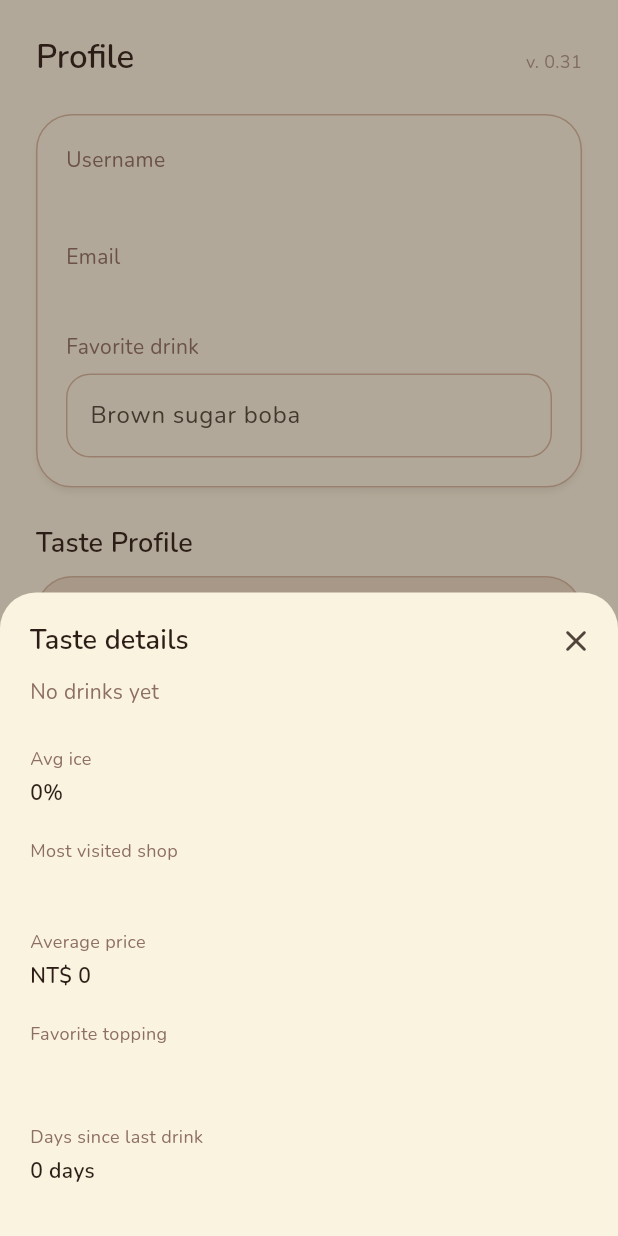
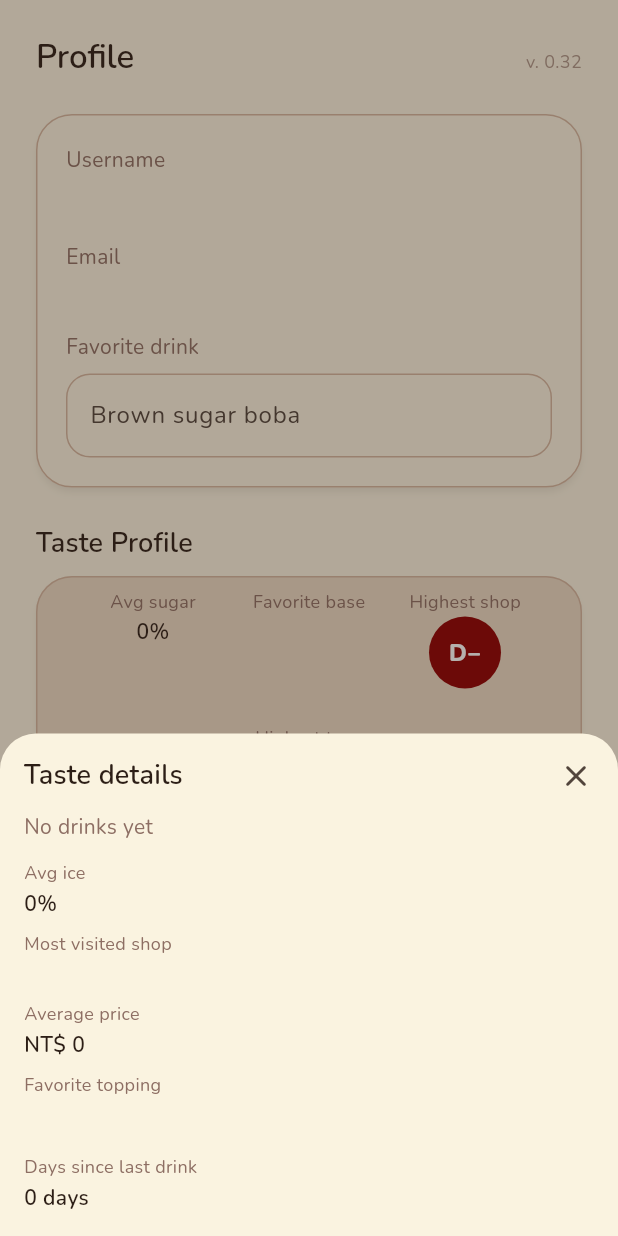
Before and after one commit to joshua-eversole/tea-ranker-app, a Flutter app: the ProfileScreen widget shown alone on an empty page, opened directly with empty values, after a tap on "More taste details", on a phone screen of 412 x 824 dp. Run offline on Flutter 3.47's test engine with Material 3 defaults, Android fonts, the phone set to English and light mode, and no system bars; our stand-ins replace go_router, image_picker, palette_generator, supabase_flutter; accounts and stored records are empty; network calls fail.

Commit message:
Cover-crop logos, tint default 75, denser taste profile (v. 0.32)
Home and shop logo circles fill and center-crop instead of letterboxing.
Default tint_strength is 75 (SQL updates rows still at 40). Friend/Profile
taste stats show a chain logo in place of a shop letter when one exists.

Co-authored-by: josh <josh@eversoles.org>

```diff
--- a/lib/data/shop_brands.dart
+++ b/lib/data/shop_brands.dart
@@ -28,11 +28,11 @@ const kHomeLogoCircleLeftShift = 10.0;
 /// Deeper cream mix than [kGradeWashMix] for the no-logo Home circle fill.
 const kHomeLogoCircleWashMix = 0.30;
 
-/// Logo page/row wash at default tint strength (40 → mix 0.40).
-const kLogoWashMix = 0.40;
+/// Logo page/row wash at default tint strength (75 → mix 0.75).
+const kLogoWashMix = 0.75;
 
 /// Stored `shop_brands.tint_strength` when the column is missing.
-const kDefaultTintStrength = 40;
+const kDefaultTintStrength = 75;
 
 /// Mix at tint strength 0 — a whisper of hue, not plain cream.
 const kLogoWashBarelyMix = 0.05;
@@ -45,7 +45,7 @@ int snapTintStrength(int? value) {
   return value.clamp(0, 100);
 }
 
-/// 0 → barely there; 40 → [kLogoWashMix]; 100 → full hue (then readable floor).
+/// 0 → barely there; 75 → [kLogoWashMix]; 100 → full hue (then readable floor).
 double logoWashMixFromStrength(int? strength) {
   final t = snapTintStrength(strength);
   if (t <= 0) return kLogoWashBarelyMix;
--- a/lib/screens/friend_taste_screen.dart
+++ b/lib/screens/friend_taste_screen.dart
@@ -113,7 +113,11 @@ class _FriendTasteScreenState extends State<FriendTasteScreen> {
                   style: Theme.of(context).textTheme.titleMedium,
                 ),
                 const SizedBox(height: 8),
-                TasteStatsCard(data: data),
+                TasteStatsCard(
+                  data: data,
+                  shopLogoUrl: (shop) =>
+                      widget.repo.publicLogoUrl(widget.repo.brandFor(shop)),
+                ),
                 const SizedBox(height: 28),
                 Text(
                   kFriendLastDrinksTitle,
--- a/lib/screens/profile_screen.dart
+++ b/lib/screens/profile_screen.dart
@@ -14,7 +14,7 @@ import '../widgets/topping_chip.dart';
 import '../widgets/topping_color_picker.dart';
 
 /// Hardcoded display; bump `v. 0.{PR}` on every new Origin PR.
-const kAppDisplayVersion = 'v. 0.31';
+const kAppDisplayVersion = 'v. 0.32';
 
 class ProfileScreen extends StatelessWidget {
   const ProfileScreen({super.key, required this.repo});
@@ -89,7 +89,10 @@ class ProfileScreen extends StatelessWidget {
                   style: Theme.of(context).textTheme.titleMedium,
                 ),
                 const SizedBox(height: 8),
-                TasteStatsCard(data: data),
+                TasteStatsCard(
+                  data: data,
+                  shopLogoUrl: (shop) => repo.publicLogoUrl(repo.brandFor(shop)),
+                ),
               ],
               const SizedBox(height: 24),
               Text(
--- a/lib/widgets/shop_logo_circle.dart
+++ b/lib/widgets/shop_logo_circle.dart
@@ -1,5 +1,6 @@
 import 'package:flutter/material.dart';
 
+import '../data/models.dart';
 import '../data/shop_brands.dart';
 import '../grading/grade.dart';
 import 'boba_cup_icon.dart';
@@ -64,6 +65,26 @@ class ShopLogoCircle extends StatelessWidget {
     );
   }
 
+  /// Fill the circle and center-crop. Never letterbox a rectangle inside the
+  /// disc (HTML `<img>` on web ignores [BoxFit.cover] unless we skip it).
+  Widget _coverCroppedLogo(String url) {
+    return ColoredBox(
+      color: _placeholder,
+      child: Image.network(
+        url,
+        key: const ValueKey('shopLogoCover'),
+        fit: BoxFit.cover,
+        width: size,
+        height: size,
+        alignment: Alignment.center,
+        filterQuality: FilterQuality.medium,
+        gaplessPlayback: true,
+        webHtmlElementStrategy: WebHtmlElementStrategy.never,
+        errorBuilder: (_, _, _) => _placeholderChild(),
+      ),
+    );
+  }
+
   /// Tight square disc. Home overhangs via a parent OverflowBox with a
   /// **bounded** height (Positioned top/bottom). Do not wrap this disc in
   /// OverflowBox — [OverflowBoxFit.max] + an unbounded header Row is infinite
@@ -71,23 +92,13 @@ class ShopLogoCircle extends StatelessWidget {
   Widget _squareDisc() {
     final url = logoUrl;
     final image = url != null && url.isNotEmpty
-        ? SizedBox.square(
-            dimension: size,
-            child: Image.network(
-              url,
-              fit: BoxFit.cover,
-              width: size,
-              height: size,
-              alignment: Alignment.center,
-              errorBuilder: (_, _, _) => _placeholderChild(),
-            ),
-          )
+        ? _coverCroppedLogo(url)
         : _placeholderChild();
     return SizedBox(
       key: const ValueKey('shopLogoDisc'),
       width: size,
       height: size,
-      child: ClipOval(child: image),
+      child: ClipOval(clipBehavior: Clip.antiAlias, child: image),
     );
   }
 
@@ -112,3 +123,33 @@ class ShopLogoCircle extends StatelessWidget {
     );
   }
 }
+
+/// Taste Profile / friend overlay: chain logo fills the letter circle when we
+/// already have one. No logo → keep the grade (or em dash).
+class ShopLetterOrLogo extends StatelessWidget {
+  const ShopLetterOrLogo({
+    super.key,
+    required this.shop,
+    required this.band,
+    required this.size,
+    this.logoUrl,
+  });
+
+  final ShopRow shop;
+  final AggregateBand? band;
+  final double size;
+  final String? logoUrl;
+
+  @override
+  Widget build(BuildContext context) {
+    final url = logoUrl?.trim();
+    if (url != null && url.isNotEmpty) {
+      return ShopLogoCircle(
+        size: size,
+        band: band,
+        logoUrl: url,
+      );
+    }
+    return GradeOrDash(band: band, size: size);
+  }
+}
--- a/lib/widgets/taste_details_sheet.dart
+++ b/lib/widgets/taste_details_sheet.dart
@@ -4,12 +4,19 @@ import '../data/models.dart';
 import '../data/taste_stats.dart';
 import '../theme/tokens.dart';
 import 'grade_circle.dart';
+import 'shop_logo_circle.dart';
 import 'shop_name_text.dart';
 import 'topping_chip.dart';
+
+const kTasteSheetHeaderPadding = EdgeInsets.fromLTRB(16, 4, 4, 0);
+const kTasteSheetListPadding = EdgeInsets.fromLTRB(16, 0, 16, 12);
+const kTasteDetailRowPadding = EdgeInsets.symmetric(vertical: 4);
+const kTasteTypeRankPadding = EdgeInsets.symmetric(vertical: 4);
 
 Future<void> showTasteDetailsSheet({
   required BuildContext context,
   required TasteProfile data,
+  String? Function(ShopRow shop)? shopLogoUrl,
 }) {
   return showModalBottomSheet<void>(
     context: context,
@@ -21,14 +28,22 @@ Future<void> showTasteDetailsSheet({
     shape: const RoundedRectangleBorder(
       borderRadius: BorderRadius.vertical(top: Radius.circular(AppRadii.card)),
     ),
-    builder: (context) => TasteDetailsSheet(data: data),
+    builder: (context) => TasteDetailsSheet(
+      data: data,
+      shopLogoUrl: shopLogoUrl,
+    ),
   );
 }
 
 class TasteDetailsSheet extends StatelessWidget {
-  const TasteDetailsSheet({super.key, required this.data});
+  const TasteDetailsSheet({
+    super.key,
+    required this.data,
+    this.shopLogoUrl,
+  });
 
   final TasteProfile data;
+  final String? Function(ShopRow shop)? shopLogoUrl;
 
   @override
   Widget build(BuildContext context) {
@@ -40,7 +55,7 @@ class TasteDetailsSheet extends StatelessWidget {
           mainAxisSize: MainAxisSize.min,
           children: [
             Padding(
-              padding: const EdgeInsets.fromLTRB(20, 8, 4, 0),
+              padding: kTasteSheetHeaderPadding,
               child: Row(
                 children: [
                   Expanded(
@@ -60,11 +75,11 @@ class TasteDetailsSheet extends StatelessWidget {
             Flexible(
               child: ListView(
                 shrinkWrap: true,
-                padding: const EdgeInsets.fromLTRB(20, 0, 20, 24),
+                padding: kTasteSheetListPadding,
                 children: [
                   if (data.isEmpty)
                     const Padding(
-                      padding: EdgeInsets.only(bottom: 16),
+                      padding: EdgeInsets.only(bottom: 8),
                       child: Text(
                         kNoDrinksYetCopy,
                         style: TextStyle(color: AppColors.chocolate),
@@ -90,7 +105,12 @@ class TasteDetailsSheet extends StatelessWidget {
                     _DetailRow(
                       label: favoriteShopLabelForBase(row.drinkType),
                       value: row.shop.displayName,
-                      trailing: GradeOrDash(band: row.band, size: 36),
+                      trailing: ShopLetterOrLogo(
+                        shop: row.shop,
+                        band: row.band,
+                        size: 36,
+                        logoUrl: shopLogoUrl?.call(row.shop),
+                      ),
                       valueWidget: ShopNameText(
                         shop: row.shop,
                         nameStyle: const TextStyle(
@@ -101,7 +121,7 @@ class TasteDetailsSheet extends StatelessWidget {
                     ),
                   if (data.teaTypeRankings.isNotEmpty) ...[
                     const Padding(
-                      padding: EdgeInsets.only(top: 6, bottom: 2),
+                      padding: EdgeInsets.only(top: 4, bottom: 0),
                       child: Text(
                         kTeaTypeRankingsLabel,
                         style: TextStyle(
@@ -151,7 +171,7 @@ class _TypeRankRow extends StatelessWidget {
   @override
   Widget build(BuildContext context) {
     return Padding(
-      padding: const EdgeInsets.symmetric(vertical: 8),
+      padding: kTasteTypeRankPadding,
       child: Row(
         children: [
           Expanded(
@@ -186,7 +206,7 @@ class _DetailRow extends StatelessWidget {
   @override
   Widget build(BuildContext context) {
     return Padding(
-      padding: const EdgeInsets.symmetric(vertical: 10),
+      padding: kTasteDetailRowPadding,
       child: Row(
         crossAxisAlignment: CrossAxisAlignment.center,
         children: [
@@ -201,7 +221,7 @@ class _DetailRow extends StatelessWidget {
                     fontSize: 12,
                   ),
                 ),
-                const SizedBox(height: 4),
+                const SizedBox(height: 2),
                 valueWidget ??
                     Text(
                       value,
--- a/lib/widgets/taste_stats_card.dart
+++ b/lib/widgets/taste_stats_card.dart
@@ -4,13 +4,28 @@ import '../data/models.dart';
 import '../data/taste_stats.dart';
 import '../theme/tokens.dart';
 import 'grade_circle.dart';
+import 'shop_logo_circle.dart';
 import 'taste_details_sheet.dart';
+
+/// Compact Taste Profile card padding (Profile + friend overlay).
+const kTasteCardPadding = EdgeInsets.fromLTRB(12, 8, 12, 4);
+
+const kTasteCardRunSpacing = 4.0;
+const kTasteCardSpacing = 8.0;
+const kTasteStatGap = 2.0;
 
 /// Avg sugar, favorite base, highest shop, highest type — lives on Profile in v1.
 class TasteStatsCard extends StatelessWidget {
-  const TasteStatsCard({super.key, required this.data});
+  const TasteStatsCard({
+    super.key,
+    required this.data,
+    this.shopLogoUrl,
+  });
 
   final TasteProfile data;
+
+  /// Public chain-logo URL for a shop, or null when none.
+  final String? Function(ShopRow shop)? shopLogoUrl;
 
   @override
   Widget build(BuildContext context) {
@@ -19,13 +34,13 @@ class TasteStatsCard extends StatelessWidget {
     return Card(
       color: AppSurfaces.cardTint,
       child: Padding(
-        padding: const EdgeInsets.symmetric(horizontal: 12, vertical: 16),
+        padding: kTasteCardPadding,
         child: Column(
           children: [
             Wrap(
               alignment: WrapAlignment.spaceAround,
-              runSpacing: 12,
-              spacing: 12,
+              runSpacing: kTasteCardRunSpacing,
+              spacing: kTasteCardSpacing,
               children: [
                 _Stat(
                   label: 'Avg sugar',
@@ -38,10 +53,17 @@ class TasteStatsCard extends StatelessWidget {
                 _Stat(
                   label: 'Highest shop',
                   value: highest == null ? '—' : highest.shop.displayName,
-                  trailing: GradeOrDash(
-                    band: highest?.band,
-                    size: AppLayout.historyGradeSize,
-                  ),
+                  trailing: highest == null
+                      ? const GradeOrDash(
+                          band: null,
+                          size: AppLayout.historyGradeSize,
+                        )
+                      : ShopLetterOrLogo(
+                          shop: highest.shop,
+                          band: highest.band,
+                          size: AppLayout.historyGradeSize,
+                          logoUrl: shopLogoUrl?.call(highest.shop),
+                        ),
                 ),
                 _Stat(
                   label: kHighestTypeLabel,
@@ -53,18 +75,20 @@ class TasteStatsCard extends StatelessWidget {
                 ),
               ],
             ),
-            const SizedBox(height: 8),
             Align(
               alignment: Alignment.center,
               child: TextButton(
                 onPressed: () => showTasteDetailsSheet(
                   context: context,
                   data: data,
+                  shopLogoUrl: shopLogoUrl,
                 ),
                 style: TextButton.styleFrom(
                   foregroundColor: AppColors.chocolate,
                   minimumSize: const Size(AppLayout.minTap, AppLayout.minTap),
                   tapTargetSize: MaterialTapTargetSize.shrinkWrap,
+                  visualDensity: VisualDensity.compact,
+                  padding: const EdgeInsets.symmetric(horizontal: 8),
                 ),
                 child: const Text(
                   kMoreTasteDetailsLabel,
@@ -101,7 +125,7 @@ class _Stat extends StatelessWidget {
             label,
             style: const TextStyle(color: AppColors.chocolate, fontSize: 12),
           ),
-          const SizedBox(height: 6),
+          const SizedBox(height: kTasteStatGap),
           ?trailing,
           if (trailing == null)
             Text(
@@ -113,7 +137,7 @@ class _Stat extends StatelessWidget {
             )
           else
             Padding(
-              padding: const EdgeInsets.only(top: 4),
+              padding: const EdgeInsets.only(top: 2),
               child: Text(
                 value,
                 maxLines: 1,
```
Also changed, not shown: 5 other files.
